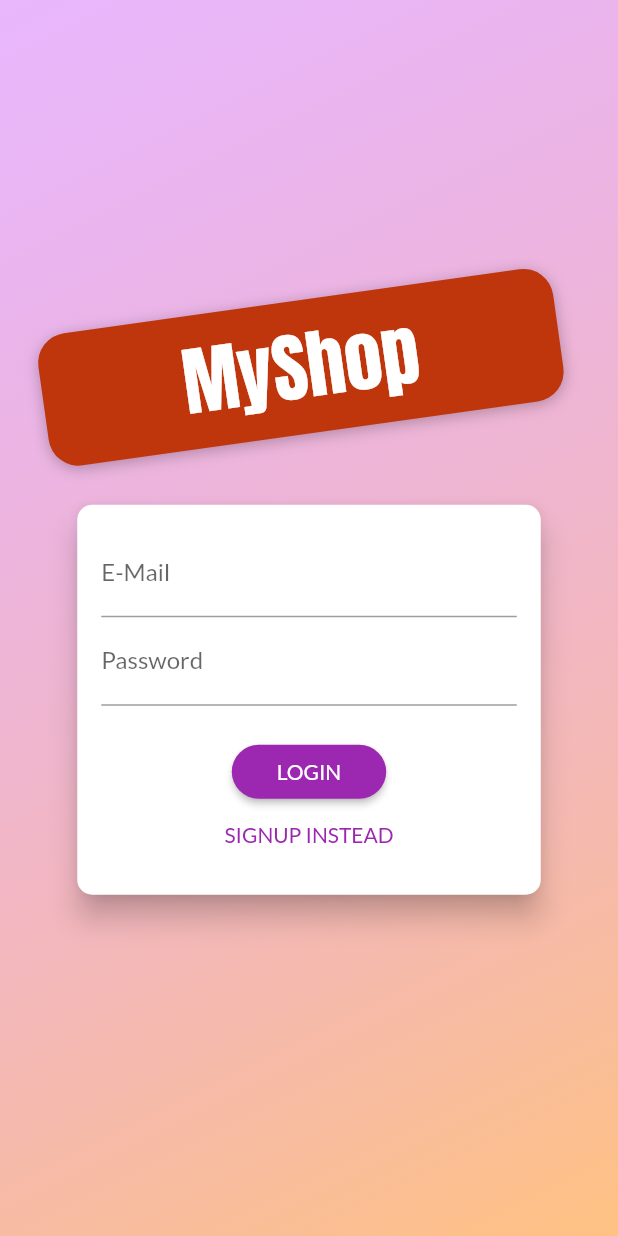
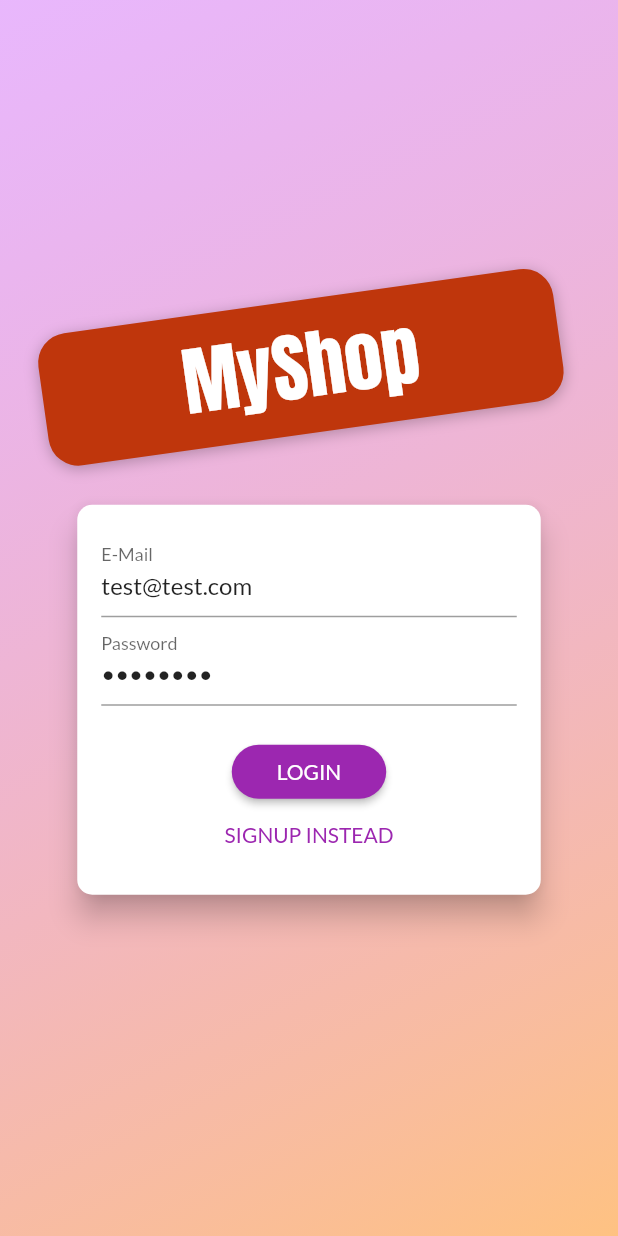
Before and after one commit to pit304/flutter_shop, a Flutter app: the screen it shows after launch, on a phone screen of 412 x 824 dp. Run offline on Flutter 3.47's test engine with Material 2 defaults, Android fonts, the phone set to English and light mode, and no system bars; our stand-ins replace flutter_dotenv, shared_preferences.

Commit message:
hide auth key

```diff
--- a/lib/main.dart
+++ b/lib/main.dart
@@ -1,5 +1,6 @@
 import 'package:flutter/material.dart';
 import 'package:provider/provider.dart';
+import 'package:flutter_dotenv/flutter_dotenv.dart';
 
 import './providers/auth.dart';
 import './providers/orders.dart';
@@ -14,12 +15,26 @@ import './screens/edit_product_screen.dart';
 import './screens/auth_screen.dart';
 import './screens/splash_screen.dart';
 import './helpers/custom_route.dart';
+import './tools/size_config.dart';
+import './tools/firebase_config.dart';
 
-void main() => runApp(MyApp());
+Future main() async {
+  await DotEnv().load('firebase-config.env');
+  FirebaseConfig.apiKey = DotEnv().env['API_KEY'];
+  runApp(MyApp());
+}
 
 class MyApp extends StatelessWidget {
   @override
   Widget build(BuildContext context) {
+    return MaterialApp(title: 'Flutter Shop', home: MainScreen());
+  }
+}
+
+class MainScreen extends StatelessWidget {
+  @override
+  Widget build(BuildContext context) {
+    SizeConfig().init(context);
     return MultiProvider(
         providers: [
           ChangeNotifierProvider.value(
@@ -48,7 +63,8 @@ class MyApp extends StatelessWidget {
               pageTransitionsTheme: PageTransitionsTheme(builders: {
                 TargetPlatform.android: CustomPageTransitionsBuilder(),
                 TargetPlatform.iOS: CustomPageTransitionsBuilder(),
-                }),),
+              }),
+            ),
             home: auth.isAuth
                 ? ProductsOverviewScreen()
                 : FutureBuilder(
--- a/lib/providers/auth.dart
+++ b/lib/providers/auth.dart
@@ -2,6 +2,7 @@ import 'dart:convert';
 import 'dart:async';
 
 import 'package:flutter/material.dart';
+import 'package:flutter_shop/tools/firebase_config.dart';
 import 'package:http/http.dart' as http;
 import 'package:shared_preferences/shared_preferences.dart';
 
@@ -33,7 +34,7 @@ class Auth with ChangeNotifier {
 
   Future<void> authenticate(
       String email, String password, String urlSegment) async {
-    final url = urlSegment + '?key=AIzaSyCQi9M7VrDcS9ER38e67fD5OLAu8Alx-ws';
+    final url = urlSegment + '?key=' + FirebaseConfig.apiKey;
     try {
       final response = await http.post(url,
           body: jsonEncode({
@@ -80,7 +81,8 @@ Future<bool> autologon() async {
     if (!prefs.containsKey('userData')) {
       return false;
     }
-  final extractedUserData = jsonDecode(prefs.getString('userData')) as Map<String, dynamic>;
+    final extractedUserData =
+        jsonDecode(prefs.getString('userData')) as Map<String, dynamic>;
     final expiryDate = DateTime.parse(extractedUserData['expiryDate']);
     if (expiryDate == null || expiryDate.isBefore(DateTime.now())) {
       return false;
--- a/lib/screens/auth_screen.dart
+++ b/lib/screens/auth_screen.dart
@@ -104,7 +104,7 @@ class _AuthCardState extends State<AuthCard>
     'password': '',
   };
   var _isLoading = false;
-  final _passwordController = TextEditingController();
+  final _passwordController = TextEditingController(text: 'test1234');
   AnimationController _controller;
   Animation<Offset> _slideAnimation;
   Animation<double> _opacityAnimation;
@@ -233,6 +233,7 @@ class _AuthCardState extends State<AuthCard>
             child: Column(
               children: <Widget>[
                 TextFormField(
+                  initialValue: 'test@test.com',
                   decoration: InputDecoration(labelText: 'E-Mail'),
                   keyboardType: TextInputType.emailAddress,
                   validator: (value) {
--- /dev/null
+++ b/lib/tools/firebase_config.dart
@@ -0,0 +1,3 @@
+class FirebaseConfig {
+  static String apiKey;
+}
--- /dev/null
+++ b/lib/tools/size_config.dart
@@ -0,0 +1,27 @@
+import 'package:flutter/widgets.dart';
+
+class SizeConfig {
+  static MediaQueryData _mediaQueryData;
+  static double screenWidth;
+  static double screenHeight;
+  static double blockSizeHorizontal;
+  static double blockSizeVertical;
+  static double _safeAreaHorizontal;
+  static double _safeAreaVertical;
+  static double safeBlockHorizontal;
+  static double safeBlockVertical;
+
+  void init(BuildContext context){
+    _mediaQueryData = MediaQuery.of(context);
+    screenWidth = _mediaQueryData.size.width;
+    screenHeight = _mediaQueryData.size.height;
+    blockSizeHorizontal = screenWidth/100;
+    blockSizeVertical = screenHeight/100;
+    _safeAreaHorizontal = _mediaQueryData.padding.left +
+        _mediaQueryData.padding.right;
+    _safeAreaVertical = _mediaQueryData.padding.top +
+        _mediaQueryData.padding.bottom;
+    safeBlockHorizontal = (screenWidth - _safeAreaHorizontal)/100;
+    safeBlockVertical = (screenHeight - _safeAreaVertical)/100;
+  }
+}
--- a/pubspec.yaml
+++ b/pubspec.yaml
@@ -23,6 +23,7 @@ dependencies:
   intl: ^0.16.1
   http: ^0.12.0+4
   shared_preferences: ^0.5.6+3
+  flutter_dotenv: ^2.1.0
 
   # The following adds the Cupertino Icons font to your application.
   # Use with the CupertinoIcons class for iOS style icons.
@@ -50,6 +51,7 @@ flutter:
   #   - images/a_dot_ham.jpeg
   assets:
     - assets/images/product-placeholder.png
+    - firebase-config.env
   # An image asset can refer to one or more resolution-specific "variants", see
   # https://flutter.dev/assets-and-images/#resolution-aware.
 
```
Also changed, not shown: lib/widgets/products_grid.dart (+12 -1 lines), pubspec.lock, 1 other file. Lines whose indentation alone changed are shown as unchanged.
